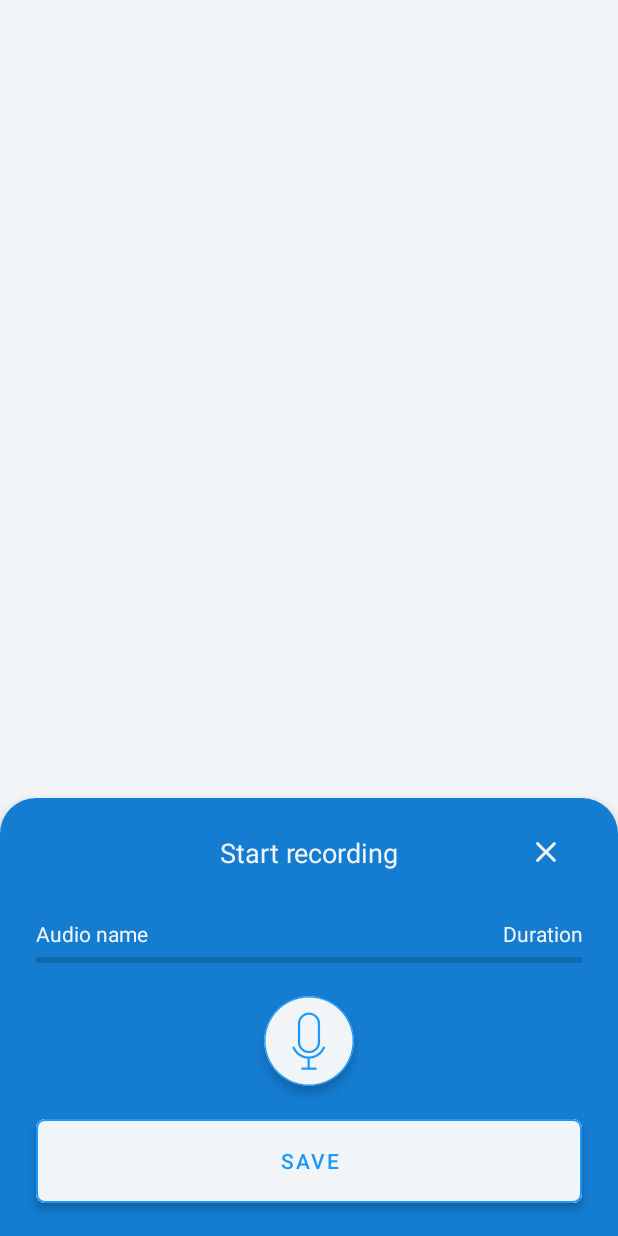
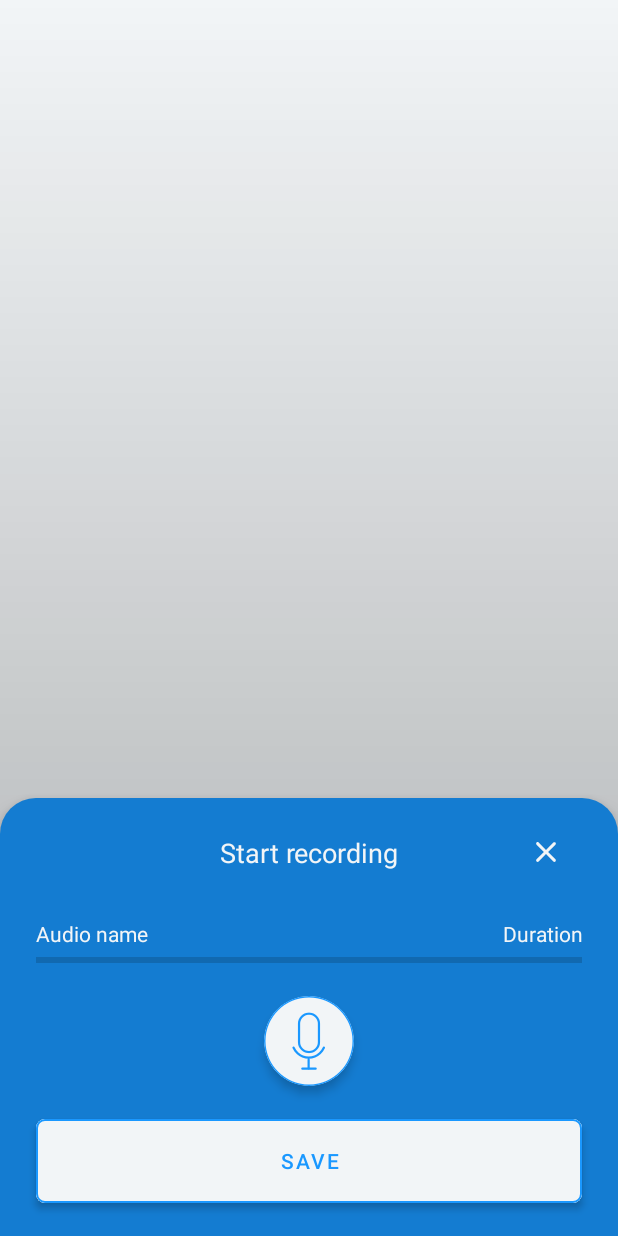
Before and after one commit to shahin68/iRecorder, an Android app: the layout sheet_voice_recorder.xml on its own in the app's theme, with its tools: preview values and no code run, on a phone screen of 412 x 824 dp. Run offline under Robolectric (Android 15) with nearby library versions, the phone set to English and light mode, and no system bars.

Commit message:
Added background to voice recorder sheet & refactored a shape recource

```diff
--- /dev/null
+++ b/app/src/main/res/drawable/shape_background_gradient.xml
@@ -0,0 +1,9 @@
+<?xml version="1.0" encoding="utf-8"?>
+<shape xmlns:android="http://schemas.android.com/apk/res/android"
+    android:shape="rectangle">
+    <gradient
+        android:angle="90"
+        android:endColor="@android:color/transparent"
+        android:startColor="@color/black_transparent"
+        android:type="linear" />
+</shape>
--- a/app/src/main/res/layout/sheet_voice_recorder.xml
+++ b/app/src/main/res/layout/sheet_voice_recorder.xml
@@ -4,6 +4,7 @@
     xmlns:tools="http://schemas.android.com/tools"
     android:layout_width="match_parent"
     android:layout_height="match_parent"
+    android:background="@drawable/shape_background_gradient"
     android:clickable="true"
     android:focusable="true"
     app:behavior_peekHeight="0dp"
@@ -12,7 +13,7 @@
     <LinearLayout
         android:layout_width="0dp"
         android:layout_height="wrap_content"
-        android:background="@drawable/shape_background_sheet_blue"
+        android:background="@drawable/shape_background_sheet"
         android:clickable="true"
         android:elevation="@dimen/elevation_large"
         android:focusable="true"
--- a/app/src/main/res/values/colors.xml
+++ b/app/src/main/res/values/colors.xml
@@ -1,6 +1,7 @@
 <?xml version="1.0" encoding="utf-8"?>
 <resources>
     <color name="black">#FF000000</color>
+    <color name="black_transparent">#4D000000</color>
     <color name="blue">#1a98ff</color>
     <color name="blue_darker">#147cd1</color>
     <color name="grey_lighter">#f2f5f7</color>
```
Also changed, not shown: app/src/main/res/layout/fragment_home.xml (+9 -0 lines), app/src/main/res/drawable/shape_background_sheet.xml (renamed from app/src/main/res/drawable/shape_background_sheet_blue.xml).
